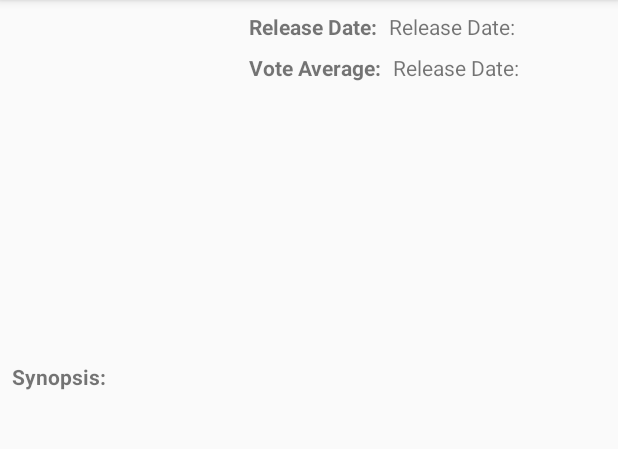
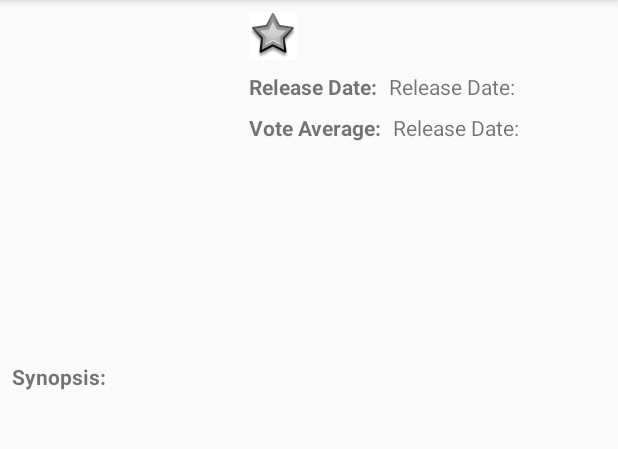
Before and after one commit to jhfisc/PopularMovies, an Android app: the DetailActivity screen opened directly, with no data from a screen before it, on a phone screen of 412 x 824 dp, the part 84-533 px from its top. Run offline under Robolectric (Android 15) with nearby library versions, the light colour scheme and no system bars; our stand-ins replace ButterKnife, Picasso; pictures from the network do not load; 7 statements that could not run were skipped.

Commit message:
Added favorite button to details layout

```diff
--- a/app/src/main/java/com/phaosoft/android/popularmovies/DetailActivity.java
+++ b/app/src/main/java/com/phaosoft/android/popularmovies/DetailActivity.java
@@ -22,6 +22,8 @@ import android.graphics.drawable.Drawable;
 import android.os.Bundle;
 import android.support.v7.app.AppCompatActivity;
 import android.util.Log;
+import android.view.View;
+import android.widget.ImageButton;
 import android.widget.ImageView;
 import android.widget.TextView;
 
@@ -44,6 +46,7 @@ public class DetailActivity extends AppCompatActivity {
     @BindView(R.id.release_date) TextView releaseDate;
     @BindView(R.id.vote_average) TextView voteAverage;
     @BindView(R.id.description_tv) TextView movieDescription;
+    @BindView(R.id.favoriteStar) ImageButton favoriteStar;
 
     public static final String MOVIE_POSITION = "movie_position";
     private static final int DEFAULT_POSITION = -1;
@@ -52,8 +55,12 @@ public class DetailActivity extends AppCompatActivity {
     private static final int WIDTH = 400;
     private static final int HEIGHT = 600;
 
+    private static boolean favorite = false;
+
     @Override
     protected void onCreate(Bundle savedInstanceState) {
+        Log.i("onCreate", "~~~~~~~~~~~~~~~~~~~~~~~~~~~~~~");
+
         super.onCreate(savedInstanceState);
         setContentView(R.layout.activity_detail);
 
@@ -104,6 +111,20 @@ public class DetailActivity extends AppCompatActivity {
         voteAverage.setText(String.valueOf(movieDetail.getVote()));
 
         movieDescription.setText(movieDetail.getSynopsis());
+
+        setFavorite();
+        favoriteStar.setOnClickListener(new View.OnClickListener() {
+            @Override
+            public void onClick(View view) {
+                Log.i("favorite", "clicked");
+                favorite = ! favorite;
+                setFavorite();
+            }
+        });
     }
 
+    private void setFavorite() {
+        int id = (favorite)?android.R.drawable.star_big_on:android.R.drawable.star_big_off;
+        favoriteStar.setImageResource(id);
+    }
 }
--- a/app/src/main/java/com/phaosoft/android/popularmovies/MainActivity.java
+++ b/app/src/main/java/com/phaosoft/android/popularmovies/MainActivity.java
@@ -71,7 +71,7 @@ public class MainActivity extends AppCompatActivity implements AdapterView.OnIte
     @BindView(R.id.scroll_view) ScrollView scrollView;
     @BindView(R.id.grid_layout) GridLayout pictureGrid;
     @BindView(R.id.movie_db_image) ImageView mMovieDBImage;
-    @BindView(R.id.network_available) private TextView mNetworkAvailability;
+    @BindView(R.id.network_available) TextView mNetworkAvailability;
 
     private static final int MINIMUM_IMAGE_WIDTH = 540;
 
--- a/app/src/main/res/layout-land/activity_detail.xml
+++ b/app/src/main/res/layout-land/activity_detail.xml
@@ -23,39 +23,50 @@
             app:layout_constraintStart_toStartOf="parent"
             app:layout_constraintTop_toTopOf="parent" />
 
+
+        <ImageButton
+            android:id="@+id/favoriteStar"
+            android:layout_width="wrap_content"
+            android:layout_height="wrap_content"
+            android:layout_marginStart="8dp"
+            android:background="@color/ic_launcher_background"
+            app:layout_constraintLeft_toRightOf="@+id/movie_poster"
+            app:layout_constraintTop_toTopOf="@+id/movie_poster"
+            app:srcCompat="@android:drawable/btn_star_big_off"
+            android:contentDescription="@string/favorite_description" />
+
         <TextView
             android:id="@+id/release_date_label"
             android:layout_width="wrap_content"
             android:layout_height="wrap_content"
+            android:layout_marginStart="8dp"
+            android:layout_marginTop="8dp"
             android:text="@string/release_date_label"
             android:textStyle="bold"
-            app:layout_constraintLeft_toRightOf="@id/movie_poster"
-            android:layout_marginTop="8dp"
-            android:layout_marginStart="8dp"
-            app:layout_constraintTop_toTopOf="parent"/>
+            app:layout_constraintStart_toEndOf="@+id/movie_poster"
+            app:layout_constraintTop_toBottomOf="@+id/favoriteStar" />
 
         <TextView
             android:id="@+id/release_date"
             android:layout_width="wrap_content"
             android:layout_height="wrap_content"
             android:layout_marginStart="8dp"
-            android:layout_marginTop="8dp"
             android:text="@string/release_date_label"
             app:layout_constraintLeft_toRightOf="@id/release_date_label"
             app:layout_constraintStart_toEndOf="@+id/release_date_label"
-            app:layout_constraintTop_toTopOf="parent"
+            app:layout_constraintTop_toTopOf="@+id/release_date_label"
             tools:text="12/26/2018" />
 
         <TextView
             android:id="@+id/vote_average_label"
-            android:text="@string/vote_average_label"
             android:layout_width="wrap_content"
             android:layout_height="wrap_content"
+            android:layout_marginTop="8dp"
+            android:text="@string/vote_average_label"
             android:textStyle="bold"
-            android:layout_marginStart="8dp"
-            android:layout_marginTop="8dp"
             app:layout_constraintLeft_toRightOf="@id/movie_poster"
-            app:layout_constraintTop_toBottomOf="@id/release_date_label" />
+            app:layout_constraintStart_toStartOf="@+id/release_date_label"
+            app:layout_constraintTop_toBottomOf="@+id/release_date" />
 
         <TextView
             android:id="@+id/vote_average"
@@ -71,14 +82,14 @@
 
         <TextView
             android:id="@+id/plot_synopsis_label"
-            android:text="@string/synopsis_label"
             android:layout_width="wrap_content"
             android:layout_height="wrap_content"
+            android:layout_marginTop="8dp"
+            android:text="@string/synopsis_label"
             android:textStyle="bold"
-            android:layout_marginStart="8dp"
-            android:layout_marginTop="8dp"
             app:layout_constraintLeft_toRightOf="@id/movie_poster"
-            app:layout_constraintTop_toBottomOf="@id/vote_average_label" />
+            app:layout_constraintStart_toStartOf="@+id/vote_average_label"
+            app:layout_constraintTop_toBottomOf="@+id/vote_average_label" />
 
         <TextView
             android:id="@+id/description_tv"
--- a/app/src/main/res/layout-sw600dp-land/activity_detail.xml
+++ b/app/src/main/res/layout-sw600dp-land/activity_detail.xml
@@ -23,6 +23,17 @@
             app:layout_constraintStart_toStartOf="parent"
             app:layout_constraintTop_toTopOf="parent" />
 
+        <ImageButton
+            android:id="@+id/favoriteStar"
+            android:layout_width="wrap_content"
+            android:layout_height="wrap_content"
+            android:layout_marginStart="8dp"
+            android:background="@color/ic_launcher_background"
+            app:layout_constraintStart_toEndOf="@+id/movie_poster"
+            app:layout_constraintTop_toTopOf="@+id/movie_poster"
+            app:srcCompat="@android:drawable/btn_star_big_off"
+            android:contentDescription="@string/favorite_description" />
+
         <TextView
             android:id="@+id/release_date_label"
             android:layout_width="wrap_content"
@@ -33,19 +44,18 @@
             app:layout_constraintLeft_toRightOf="@id/movie_poster"
             android:layout_marginTop="8dp"
             android:layout_marginStart="8dp"
-            app:layout_constraintTop_toTopOf="parent"/>
+            app:layout_constraintTop_toBottomOf="@id/favoriteStar"/>
 
         <TextView
             android:id="@+id/release_date"
             android:layout_width="wrap_content"
             android:layout_height="wrap_content"
+            android:layout_marginStart="8dp"
+            android:text="@string/release_date_label"
             android:textSize="20sp"
-            android:layout_marginStart="8dp"
-            android:layout_marginTop="8dp"
-            android:text="@string/release_date_label"
             app:layout_constraintLeft_toRightOf="@id/release_date_label"
             app:layout_constraintStart_toEndOf="@+id/release_date_label"
-            app:layout_constraintTop_toTopOf="parent"
+            app:layout_constraintTop_toTopOf="@+id/release_date_label"
             tools:text="12/26/2018" />
 
         <TextView
--- a/app/src/main/res/layout-sw600dp/activity_detail.xml
+++ b/app/src/main/res/layout-sw600dp/activity_detail.xml
@@ -10,6 +10,17 @@
         android:id="@+id/constraint"
         android:layout_width="match_parent"
         android:layout_height="wrap_content">
+
+        <ImageButton
+            android:id="@+id/favoriteStar"
+            android:layout_width="wrap_content"
+            android:layout_height="wrap_content"
+            android:layout_marginStart="8dp"
+            android:background="@color/ic_launcher_background"
+            app:layout_constraintStart_toEndOf="@+id/movie_poster"
+            app:layout_constraintTop_toTopOf="@+id/movie_poster"
+            app:srcCompat="@android:drawable/btn_star_big_off"
+            android:contentDescription="@string/favorite_description" />
 
         <ImageView
             android:id="@+id/movie_poster"
@@ -33,7 +44,7 @@
             app:layout_constraintLeft_toRightOf="@id/movie_poster"
             android:layout_marginTop="8dp"
             android:layout_marginStart="8dp"
-            app:layout_constraintTop_toTopOf="parent"/>
+            app:layout_constraintTop_toBottomOf="@id/favoriteStar"/>
 
         <TextView
             android:id="@+id/release_date"
@@ -41,11 +52,10 @@
             android:layout_height="wrap_content"
             android:textSize="20sp"
             android:layout_marginStart="8dp"
-            android:layout_marginTop="8dp"
             android:text="@string/release_date_label"
             app:layout_constraintLeft_toRightOf="@id/release_date_label"
             app:layout_constraintStart_toEndOf="@+id/release_date_label"
-            app:layout_constraintTop_toTopOf="parent"
+            app:layout_constraintTop_toTopOf="@+id/release_date_label"
             tools:text="12/26/2018" />
 
         <TextView
--- a/app/src/main/res/layout/activity_detail.xml
+++ b/app/src/main/res/layout/activity_detail.xml
@@ -23,27 +23,37 @@
             app:layout_constraintStart_toStartOf="parent"
             app:layout_constraintTop_toTopOf="parent" />
 
+        <ImageButton
+            android:id="@+id/favoriteStar"
+            android:layout_width="wrap_content"
+            android:layout_height="wrap_content"
+            android:layout_marginStart="8dp"
+            android:background="@color/ic_launcher_background"
+            app:layout_constraintStart_toEndOf="@+id/movie_poster"
+            app:layout_constraintTop_toTopOf="@+id/movie_poster"
+            app:srcCompat="@android:drawable/btn_star_big_off"
+            android:contentDescription="@string/favorite_description" />
+
         <TextView
             android:id="@+id/release_date_label"
             android:layout_width="wrap_content"
             android:layout_height="wrap_content"
+            android:layout_marginStart="8dp"
+            android:layout_marginTop="8dp"
             android:text="@string/release_date_label"
             android:textStyle="bold"
-            app:layout_constraintLeft_toRightOf="@id/movie_poster"
-            android:layout_marginTop="8dp"
-            android:layout_marginStart="8dp"
-            app:layout_constraintTop_toTopOf="parent"/>
+            app:layout_constraintStart_toEndOf="@+id/movie_poster"
+            app:layout_constraintTop_toBottomOf="@+id/favoriteStar" />
 
         <TextView
             android:id="@+id/release_date"
             android:layout_width="wrap_content"
             android:layout_height="wrap_content"
             android:layout_marginStart="8dp"
-            android:layout_marginTop="8dp"
             android:text="@string/release_date_label"
             app:layout_constraintLeft_toRightOf="@id/release_date_label"
             app:layout_constraintStart_toEndOf="@+id/release_date_label"
-            app:layout_constraintTop_toTopOf="parent"
+            app:layout_constraintTop_toTopOf="@+id/release_date_label"
             tools:text="12/26/2018" />
 
         <TextView
--- a/app/src/main/res/values/strings.xml
+++ b/app/src/main/res/values/strings.xml
@@ -13,4 +13,5 @@
     <string name="vote_average_label">Vote Average:</string>
     <string name="synopsis_label">Synopsis:</string>
     <string name="image_description">MovieDB Image</string>
+    <string name="favorite_description">Favorite Movie</string>
 </resources>
```
